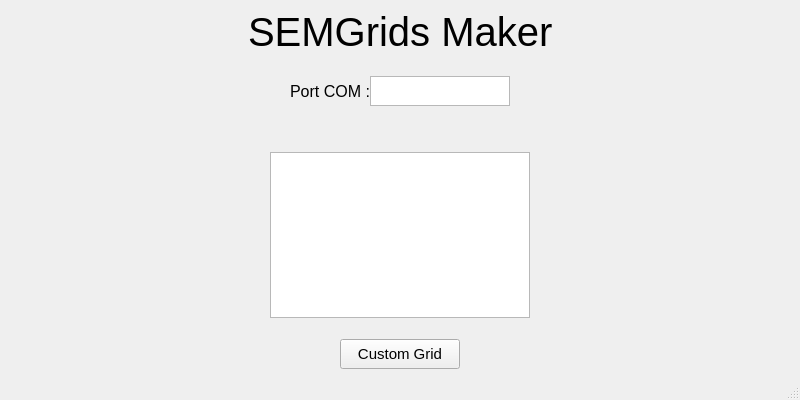
Above: SemGridsMakerPyQt/view/viewUi/main_windows.ui from guilhemelias/SemGrids-Maker before the change. Below: the same form after it.
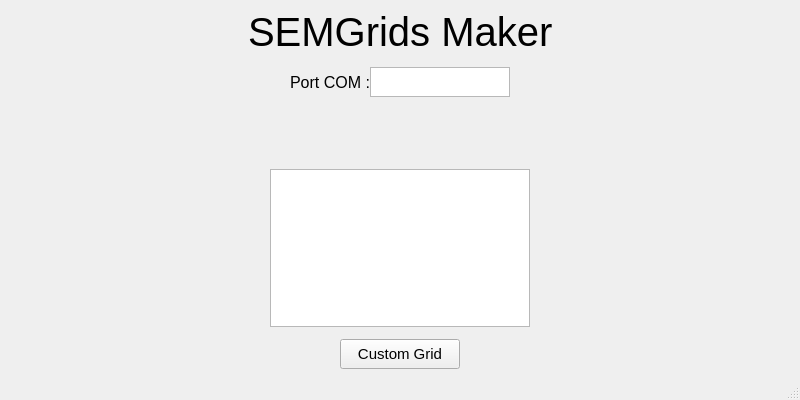
That is the form after the change.

Commit message: [DEV] App portCom input error handling

```diff
--- a/SemGridsMakerPyQt/view/viewUi/main_windows.ui
+++ b/SemGridsMakerPyQt/view/viewUi/main_windows.ui
@@ -169,6 +169,64 @@
       </item>
      </layout>
     </item>
+    <item>
+     <layout class="QHBoxLayout" name="horizontalLayout_5">
+      <item>
+       <spacer name="horizontalSpacer_5">
+        <property name="orientation">
+         <enum>Qt::Horizontal</enum>
+        </property>
+        <property name="sizeType">
+         <enum>QSizePolicy::Expanding</enum>
+        </property>
+        <property name="sizeHint" stdset="0">
+         <size>
+          <width>40</width>
+          <height>20</height>
+         </size>
+        </property>
+       </spacer>
+      </item>
+      <item>
+       <widget class="QLabel" name="labelErrorCom">
+        <property name="minimumSize">
+         <size>
+          <width>390</width>
+          <height>0</height>
+         </size>
+        </property>
+        <property name="maximumSize">
+         <size>
+          <width>400</width>
+          <height>16777215</height>
+         </size>
+        </property>
+        <property name="text">
+         <string/>
+        </property>
+        <property name="alignment">
+         <set>Qt::AlignLeading|Qt::AlignLeft|Qt::AlignVCenter</set>
+        </property>
+       </widget>
+      </item>
+      <item>
+       <spacer name="horizontalSpacer_6">
+        <property name="orientation">
+         <enum>Qt::Horizontal</enum>
+        </property>
+        <property name="sizeType">
+         <enum>QSizePolicy::Maximum</enum>
+        </property>
+        <property name="sizeHint" stdset="0">
+         <size>
+          <width>20</width>
+          <height>20</height>
+         </size>
+        </property>
+       </spacer>
+      </item>
+     </layout>
+    </item>
     <item>
      <layout class="QGridLayout" name="gridLayout_2">
       <item row="1" column="0">
```
The commit also changes 3 other files.
